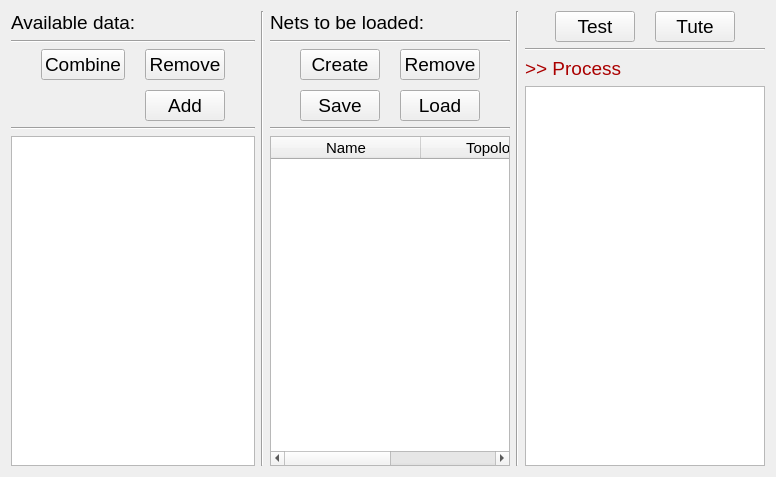
First picture: the form in TP_CXX/NetManagers/neunetui.ui, repository xammi/2014_Cpp_Technopark, before the edit.
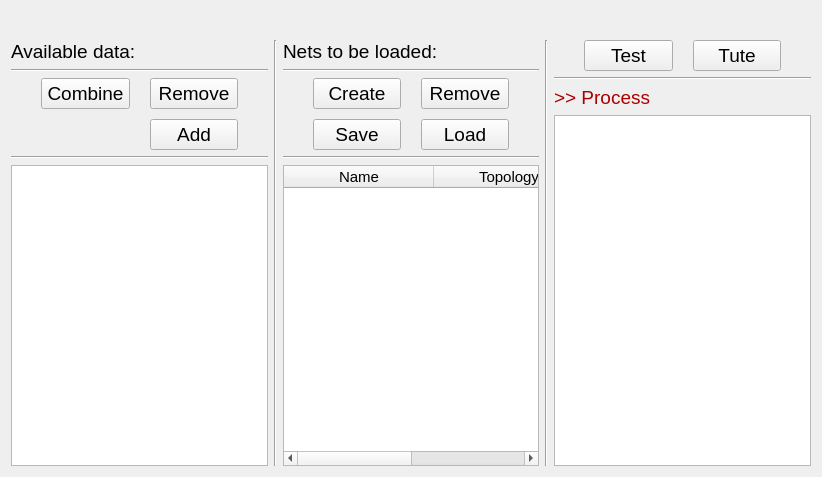
Second picture: the form after the edit.

Patch:
```diff
--- a/TP_CXX/NetManagers/neunetui.ui
+++ b/TP_CXX/NetManagers/neunetui.ui
@@ -6,7 +6,7 @@
    <rect>
     <x>0</x>
     <y>0</y>
-    <width>774</width>
+    <width>822</width>
     <height>477</height>
    </rect>
   </property>
@@ -19,7 +19,24 @@
    <string>NeuNetUI</string>
   </property>
   <widget class="QWidget" name="centralWidget">
-   <layout class="QHBoxLayout" name="horizontalLayout_2">
+   <layout class="QVBoxLayout" name="verticalLayout">
+    <item>
+     <widget class="QLabel" name="messages">
+      <property name="font">
+       <font>
+        <pointsize>15</pointsize>
+       </font>
+      </property>
+      <property name="styleSheet">
+       <string notr="true">color: rgb(170, 0, 0);</string>
+      </property>
+      <property name="text">
+       <string/>
+      </property>
+     </widget>
+    </item>
+    <item>
+     <layout class="QHBoxLayout" name="laoWorkspace">
     <item>
      <layout class="QVBoxLayout" name="laoLeft">
       <item>
@@ -124,7 +141,7 @@
      </layout>
     </item>
     <item>
-     <widget class="Line" name="vlineLeft">
+       <widget class="Line" name="vlineRight">
       <property name="orientation">
        <enum>Qt::Vertical</enum>
       </property>
@@ -260,7 +277,7 @@
      </layout>
     </item>
     <item>
-     <widget class="Line" name="vlineRight">
+       <widget class="Line" name="vlineLeft">
       <property name="orientation">
        <enum>Qt::Vertical</enum>
       </property>
@@ -333,6 +350,8 @@
      </layout>
     </item>
    </layout>
+    </item>
+   </layout>
   </widget>
   <widget class="QMenuBar" name="menuBar">
    <property name="geometry">
```
Left out of the diff: 2 changed lines with no effect on the pictures. Lines whose indentation alone changed are shown as unchanged.
